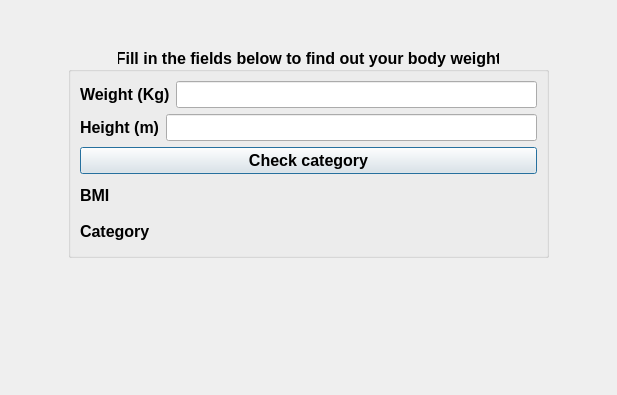
SebastianSiclovan/QT-Fitness-application, file QT_app/bmi_calculator.ui: the form before one commit; both pictures show x 202 to 819 and y 83 to 478 of the 1025 by 478 pixel window.
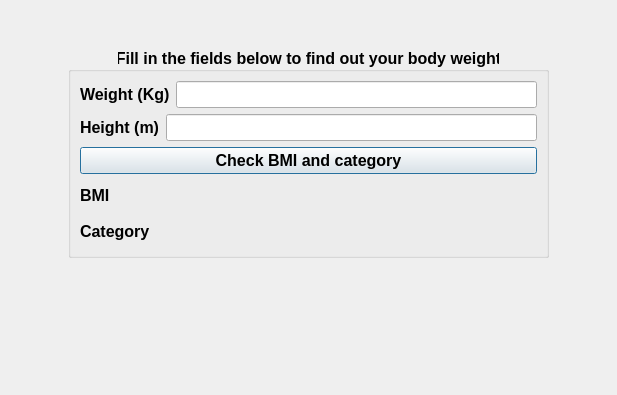
The form after the commit.

Commit message: Functional implementation of a BMI calculator, BMI and weight category display

```diff
--- a/QT_app/bmi_calculator.ui
+++ b/QT_app/bmi_calculator.ui
@@ -81,7 +81,7 @@
     <item>
      <widget class="QPushButton" name="checkCategory_btn">
       <property name="text">
-       <string>Check category</string>
+       <string>Check BMI and category</string>
       </property>
      </widget>
     </item>
@@ -101,7 +101,7 @@
     </item>
    </layout>
   </widget>
-  <widget class="QWidget" name="">
+  <widget class="QWidget" name="layoutWidget">
    <property name="geometry">
     <rect>
      <x>70</x>
```
The commit also changes 2 other files.
